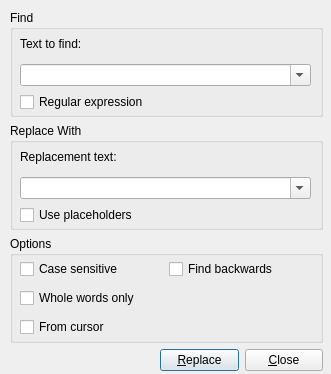
The window that ui/dlgFindReplace.ui (spthaolt/qscite) describes before a commit, drawn with Qt 5.
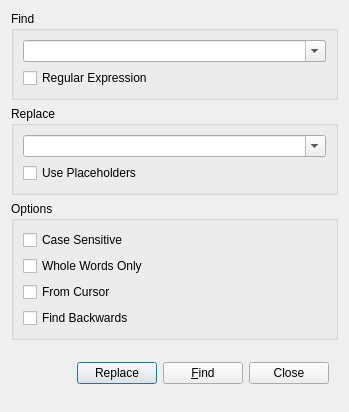
The same window after the commit.

Commit message: added replace functionality then refactored and corrected the ui and find code.

Patch:
```diff
--- a/ui/dlgFindReplace.ui
+++ b/ui/dlgFindReplace.ui
@@ -1,198 +1,148 @@
 <ui version="4.0" >
  <class>dlgFindReplace</class>
- <widget class="QDialog" name="dlgFindReplace" >
-  <property name="geometry" >
+ <widget class="QDialog" name="dlgFindReplace">
+  <property name="geometry">
    <rect>
     <x>0</x>
     <y>0</y>
-    <width>331</width>
-    <height>374</height>
+    <width>349</width>
+    <height>412</height>
    </rect>
   </property>
-  <property name="windowTitle" >
-   <string>Find and Replace - QSciTE</string>
+  <property name="sizePolicy">
+   <sizepolicy hsizetype="MinimumExpanding" vsizetype="MinimumExpanding">
+    <horstretch>0</horstretch>
+    <verstretch>0</verstretch>
+   </sizepolicy>
   </property>
-  <widget class="QWidget" name="" >
-   <property name="geometry" >
-    <rect>
-     <x>10</x>
-     <y>10</y>
-     <width>313</width>
-     <height>361</height>
-    </rect>
-   </property>
-   <layout class="QVBoxLayout" >
+  <property name="windowTitle">
+   <string>Find Replace</string>
+  </property>
+  <layout class="QVBoxLayout" name="verticalLayout">
     <item>
-     <widget class="QGroupBox" name="groupBox_2" >
-      <property name="title" >
+    <widget class="QGroupBox" name="grpFind">
+     <property name="title">
        <string>Find</string>
       </property>
-      <widget class="QWidget" name="verticalLayout_3" >
-       <property name="geometry" >
-        <rect>
-         <x>10</x>
-         <y>20</y>
-         <width>291</width>
-         <height>82</height>
-        </rect>
-       </property>
-       <layout class="QVBoxLayout" >
-        <property name="leftMargin" >
-         <number>0</number>
-        </property>
-        <property name="rightMargin" >
-         <number>0</number>
-        </property>
+     <layout class="QVBoxLayout" name="verticalLayout_2">
         <item>
-         <widget class="QLabel" name="label" >
-          <property name="text" >
-           <string>Text to find:</string>
-          </property>
-         </widget>
-        </item>
-        <item>
-         <widget class="QComboBox" name="findCombo" >
-          <property name="editable" >
+       <widget class="QComboBox" name="cboFind">
+        <property name="editable">
            <bool>true</bool>
           </property>
          </widget>
         </item>
         <item>
-         <widget class="QCheckBox" name="chkRegEx" >
-          <property name="text" >
-           <string>Regular expression</string>
+       <widget class="QCheckBox" name="chkRegEx">
+        <property name="text">
+         <string>Regular Expression</string>
           </property>
          </widget>
         </item>
        </layout>
       </widget>
-     </widget>
     </item>
     <item>
-     <widget class="QGroupBox" name="groupBox_3" >
-      <property name="title" >
-       <string>Replace With</string>
-      </property>
-      <widget class="QWidget" name="verticalLayout_4" >
-       <property name="geometry" >
-        <rect>
-         <x>10</x>
-         <y>20</y>
-         <width>291</width>
-         <height>82</height>
-        </rect>
-       </property>
-       <layout class="QVBoxLayout" >
-        <property name="leftMargin" >
-         <number>0</number>
-        </property>
-        <property name="rightMargin" >
-         <number>0</number>
-        </property>
+    <widget class="QGroupBox" name="grpReplace">
+     <property name="title">
+      <string>Replace</string>
+     </property>
+     <layout class="QVBoxLayout" name="verticalLayout_3">
         <item>
-         <widget class="QLabel" name="label_2" >
-          <property name="text" >
-           <string>Replacement text:</string>
-          </property>
-         </widget>
-        </item>
-        <item>
-         <widget class="QComboBox" name="replaceCombo" >
-          <property name="editable" >
+       <widget class="QComboBox" name="cboReplace">
+        <property name="editable">
            <bool>true</bool>
           </property>
          </widget>
         </item>
         <item>
-         <widget class="QCheckBox" name="chkPlaceholders" >
-          <property name="text" >
-           <string>Use placeholders</string>
-          </property>
-          <property name="checkable" >
-           <bool>false</bool>
-          </property>
+       <widget class="QCheckBox" name="chkPlaceholders">
+        <property name="text">
+         <string>Use Placeholders</string>
+        </property>
          </widget>
         </item>
        </layout>
       </widget>
-     </widget>
     </item>
     <item>
-     <widget class="QGroupBox" name="groupBox" >
-      <property name="title" >
+    <widget class="QGroupBox" name="grpOptions">
+     <property name="title">
        <string>Options</string>
       </property>
-      <widget class="QWidget" name="gridLayout" >
-       <property name="geometry" >
-        <rect>
-         <x>10</x>
-         <y>20</y>
-         <width>291</width>
-         <height>86</height>
-        </rect>
-       </property>
-       <layout class="QGridLayout" >
-        <item row="0" column="0" >
-         <widget class="QCheckBox" name="chkCase" >
-          <property name="text" >
-           <string>Case sensitive</string>
-          </property>
-         </widget>
-        </item>
-        <item row="1" column="0" >
-         <widget class="QCheckBox" name="chkWhole" >
-          <property name="text" >
-           <string>Whole words only</string>
+     <layout class="QVBoxLayout" name="verticalLayout_4">
+      <item>
+       <widget class="QCheckBox" name="chkCase">
+        <property name="text">
+         <string>Case Sensitive</string>
+        </property>
+       </widget>
+      </item>
+      <item>
+       <widget class="QCheckBox" name="chkWhole">
+        <property name="text">
+         <string>Whole Words Only</string>
           </property>
          </widget>
         </item>
-        <item row="2" column="0" >
-         <widget class="QCheckBox" name="chkBeginHere" >
-          <property name="text" >
-           <string>From cursor</string>
+      <item>
+       <widget class="QCheckBox" name="chkCursor">
+        <property name="text">
+         <string>From Cursor</string>
           </property>
          </widget>
         </item>
-        <item row="0" column="1" >
-         <widget class="QCheckBox" name="chkBackwards" >
-          <property name="text" >
-           <string>Find backwards</string>
+      <item>
+       <widget class="QCheckBox" name="chkBackwards">
+        <property name="text">
+         <string>Find Backwards</string>
           </property>
          </widget>
         </item>
        </layout>
       </widget>
-     </widget>
     </item>
     <item>
-     <layout class="QHBoxLayout" >
-      <property name="spacing" >
-       <number>-1</number>
-      </property>
-      <property name="leftMargin" >
-       <number>150</number>
-      </property>
-      <property name="rightMargin" >
-       <number>0</number>
-      </property>
+    <widget class="QWidget" name="wdgButtons" native="true">
+     <layout class="QHBoxLayout" name="horizontalLayout">
+      <item>
+       <spacer name="horizontalSpacer">
+        <property name="orientation">
+         <enum>Qt::Horizontal</enum>
+        </property>
+        <property name="sizeHint" stdset="0">
+         <size>
+          <width>40</width>
+          <height>20</height>
+         </size>
+        </property>
+       </spacer>
+      </item>
+      <item>
+       <widget class="QPushButton" name="btnReplace">
+        <property name="text">
+         <string>Replace</string>
+        </property>
+       </widget>
+      </item>
       <item>
-       <widget class="QPushButton" name="btnFind" >
-        <property name="text" >
-         <string>&amp;Replace</string>
+       <widget class="QPushButton" name="btnFind">
+        <property name="text">
+         <string>&amp;Find</string>
         </property>
        </widget>
       </item>
       <item>
-       <widget class="QPushButton" name="btnClose" >
-        <property name="text" >
-         <string>&amp;Close</string>
+       <widget class="QPushButton" name="btnClose">
+        <property name="text">
+         <string>Close</string>
         </property>
        </widget>
       </item>
      </layout>
-    </item>
-   </layout>
-  </widget>
+    </widget>
+   </item>
+  </layout>
  </widget>
  <resources/>
  <connections>
```
Left out of the diff: 15 changed lines with no effect on the pictures. Lines whose indentation alone changed are shown as unchanged. The commit also changes 10 other files.
